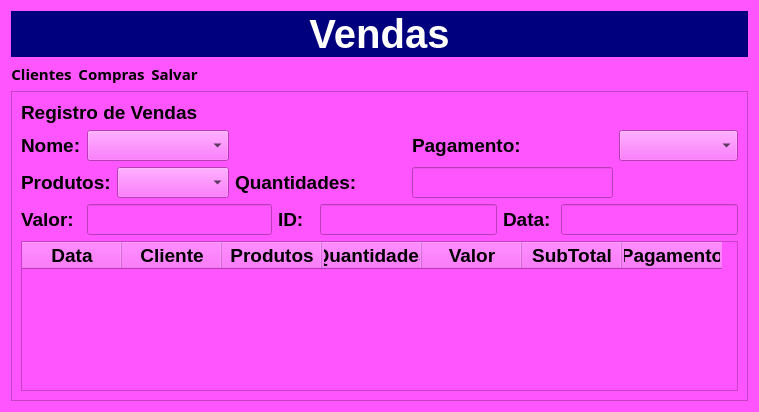
kadu13/PySide, file gui/Vendas.ui: the form before one commit.
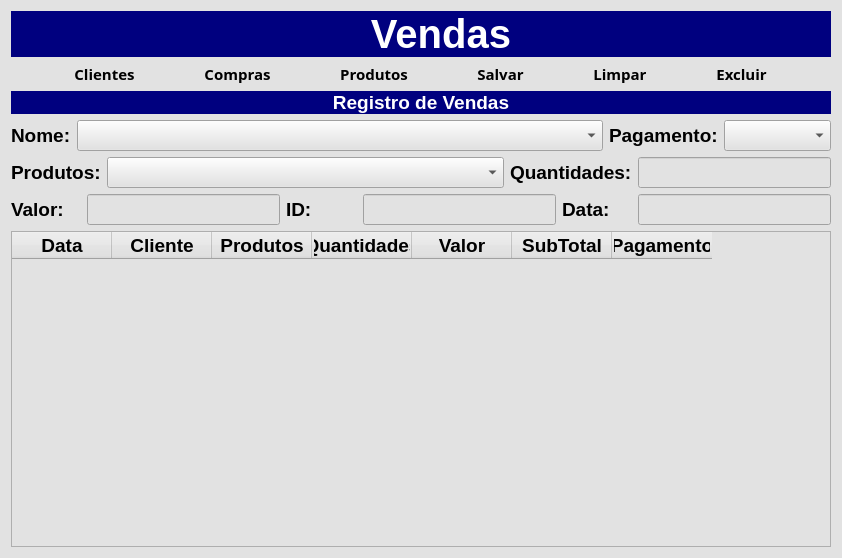
The form after the commit. Icons and pictures are not drawn.

```diff
--- a/gui/Vendas.ui
+++ b/gui/Vendas.ui
@@ -6,21 +6,79 @@
    <rect>
     <x>0</x>
     <y>0</y>
-    <width>759</width>
-    <height>412</height>
+    <width>842</width>
+    <height>558</height>
    </rect>
   </property>
   <property name="windowTitle">
    <string>Dialog</string>
   </property>
   <property name="styleSheet">
-   <string notr="true">background-color: rgb(255, 85, 255);</string>
+   <string notr="true">background-color: rgb(226, 226, 226);</string>
   </property>
+  <layout class="QGridLayout" name="gridLayout_6">
+   <item row="0" column="0">
   <layout class="QGridLayout" name="gridLayout_2">
+     <property name="horizontalSpacing">
+      <number>0</number>
+     </property>
    <item row="0" column="0">
+      <widget class="QPushButton" name="btn_Voltar">
+       <property name="sizePolicy">
+        <sizepolicy hsizetype="Fixed" vsizetype="Preferred">
+         <horstretch>0</horstretch>
+         <verstretch>0</verstretch>
+        </sizepolicy>
+       </property>
+       <property name="font">
+        <font>
+         <family>Segoe UI Black</family>
+         <pointsize>11</pointsize>
+         <weight>75</weight>
+         <bold>true</bold>
+        </font>
+       </property>
+       <property name="cursor">
+        <cursorShape>PointingHandCursor</cursorShape>
+       </property>
+       <property name="toolTip">
+        <string/>
+       </property>
+       <property name="styleSheet">
+        <string notr="true">QPushButton{
+	background-color: rgb(0, 0, 127);
+   border-radius: 0px
+}
+
+QPushButton:hover{
+  background-color:rgb(50,50,50);
+  color:rgb(200,200,200)
+}
+
+QPushButton:pressed{
+  background-color:rgb(35,35,35);
+  color:rgb(200,200,200)
+}</string>
+       </property>
+       <property name="text">
+        <string/>
+       </property>
+       <property name="icon">
+        <iconset resource="icons.qrc">
+         <normaloff>:/image/imagens/voltar1.png</normaloff>:/image/imagens/voltar1.png</iconset>
+       </property>
+       <property name="iconSize">
+        <size>
+         <width>80</width>
+         <height>45</height>
+        </size>
+       </property>
+      </widget>
+     </item>
+     <item row="0" column="1">
     <widget class="QLabel" name="label_2">
      <property name="sizePolicy">
-      <sizepolicy hsizetype="Minimum" vsizetype="Fixed">
+        <sizepolicy hsizetype="Preferred" vsizetype="Fixed">
        <horstretch>0</horstretch>
        <verstretch>0</verstretch>
       </sizepolicy>
@@ -44,9 +102,11 @@
      </property>
     </widget>
    </item>
+    </layout>
+   </item>
    <item row="1" column="0">
-    <layout class="QHBoxLayout" name="horizontalLayout">
-     <item>
+    <layout class="QGridLayout" name="gridLayout">
+     <item row="0" column="0">
       <widget class="QPushButton" name="btn_CadCliente">
        <property name="sizePolicy">
         <sizepolicy hsizetype="Fixed" vsizetype="Fixed">
@@ -95,7 +155,7 @@
        </property>
       </widget>
      </item>
-     <item>
+     <item row="0" column="1">
       <widget class="QPushButton" name="btn_Estoque">
        <property name="sizePolicy">
         <sizepolicy hsizetype="Fixed" vsizetype="Fixed">
@@ -147,7 +207,59 @@
        </property>
       </widget>
      </item>
-     <item>
+     <item row="0" column="2">
+      <widget class="QPushButton" name="btn_Estoque_2">
+       <property name="sizePolicy">
+        <sizepolicy hsizetype="Fixed" vsizetype="Fixed">
+         <horstretch>0</horstretch>
+         <verstretch>0</verstretch>
+        </sizepolicy>
+       </property>
+       <property name="font">
+        <font>
+         <family>Segoe UI Black</family>
+         <pointsize>11</pointsize>
+         <weight>75</weight>
+         <bold>true</bold>
+        </font>
+       </property>
+       <property name="cursor">
+        <cursorShape>PointingHandCursor</cursorShape>
+       </property>
+       <property name="toolTip">
+        <string/>
+       </property>
+       <property name="styleSheet">
+        <string notr="true">QPushButton{
+   border-radius: 8px
+}
+
+QPushButton:hover{
+  background-color:rgb(50,50,50);
+  color:rgb(200,200,200)
+}
+
+QPushButton:pressed{
+  background-color:rgb(35,35,35);
+  color:rgb(200,200,200)
+}</string>
+       </property>
+       <property name="text">
+        <string>Produtos</string>
+       </property>
+       <property name="icon">
+        <iconset resource="icons.qrc">
+         <normaloff>:/image/imagens/Produtos.png</normaloff>:/image/imagens/Produtos.png</iconset>
+       </property>
+       <property name="iconSize">
+        <size>
+         <width>45</width>
+         <height>45</height>
+        </size>
+       </property>
+      </widget>
+     </item>
+     <item row="0" column="3">
       <widget class="QPushButton" name="btn_Salvar">
        <property name="sizePolicy">
         <sizepolicy hsizetype="Fixed" vsizetype="Fixed">
@@ -199,32 +311,120 @@
        </property>
       </widget>
      </item>
-     <item>
-      <spacer name="horizontalSpacer">
-       <property name="orientation">
-        <enum>Qt::Horizontal</enum>
+     <item row="0" column="4">
+      <widget class="QPushButton" name="btn_Limpar">
+       <property name="sizePolicy">
+        <sizepolicy hsizetype="Fixed" vsizetype="Fixed">
+         <horstretch>0</horstretch>
+         <verstretch>0</verstretch>
+        </sizepolicy>
        </property>
-       <property name="sizeHint" stdset="0">
+       <property name="font">
+        <font>
+         <family>Segoe UI Black</family>
+         <pointsize>11</pointsize>
+         <weight>75</weight>
+         <bold>true</bold>
+        </font>
+       </property>
+       <property name="cursor">
+        <cursorShape>PointingHandCursor</cursorShape>
+       </property>
+       <property name="toolTip">
+        <string/>
+       </property>
+       <property name="styleSheet">
+        <string notr="true">QPushButton{;
+   border-radius: 8px
+}
+
+QPushButton:hover{
+  background-color:rgb(50,50,50);
+  color:rgb(200,200,200)
+}
+
+QPushButton:pressed{
+  background-color:rgb(35,35,35);
+  color:rgb(200,200,200)
+}</string>
+       </property>
+       <property name="text">
+        <string>Limpar</string>
+       </property>
+       <property name="icon">
+        <iconset resource="icons.qrc">
+         <normaloff>:/image/imagens/limpar-limpo (1).png</normaloff>:/image/imagens/limpar-limpo (1).png</iconset>
+       </property>
+       <property name="iconSize">
         <size>
-         <width>40</width>
-         <height>20</height>
+         <width>45</width>
+         <height>45</height>
         </size>
        </property>
-      </spacer>
+      </widget>
+     </item>
+     <item row="0" column="5">
+      <widget class="QPushButton" name="btn_Excluir">
+       <property name="sizePolicy">
+        <sizepolicy hsizetype="Fixed" vsizetype="Fixed">
+         <horstretch>0</horstretch>
+         <verstretch>0</verstretch>
+        </sizepolicy>
+       </property>
+       <property name="font">
+        <font>
+         <family>Segoe UI Black</family>
+         <pointsize>11</pointsize>
+         <weight>75</weight>
+         <bold>true</bold>
+        </font>
+       </property>
+       <property name="cursor">
+        <cursorShape>PointingHandCursor</cursorShape>
+       </property>
+       <property name="toolTip">
+        <string/>
+       </property>
+       <property name="styleSheet">
+        <string notr="true">QPushButton{;
+   border-radius: 8px
+}
+
+QPushButton:hover{
+  background-color:rgb(50,50,50);
+  color:rgb(200,200,200)
+}
+
+QPushButton:pressed{
+  background-color:rgb(35,35,35);
+  color:rgb(200,200,200)
+}</string>
+       </property>
+       <property name="text">
+        <string>Excluir</string>
+       </property>
+       <property name="icon">
+        <iconset resource="icons.qrc">
+         <normaloff>:/image/imagens/excluir-arquivo.png</normaloff>:/image/imagens/excluir-arquivo.png</iconset>
+       </property>
+       <property name="iconSize">
+        <size>
+         <width>45</width>
+         <height>45</height>
+        </size>
+       </property>
+      </widget>
      </item>
     </layout>
    </item>
    <item row="2" column="0">
-    <widget class="QFrame" name="RegistrodeVendas">
-     <property name="frameShape">
-      <enum>QFrame::StyledPanel</enum>
-     </property>
-     <property name="frameShadow">
-      <enum>QFrame::Sunken</enum>
-     </property>
-     <layout class="QGridLayout" name="gridLayout">
-      <item row="0" column="0" colspan="3">
        <widget class="QLabel" name="label">
+     <property name="sizePolicy">
+      <sizepolicy hsizetype="Preferred" vsizetype="Fixed">
+       <horstretch>0</horstretch>
+       <verstretch>0</verstretch>
+      </sizepolicy>
+     </property>
         <property name="font">
          <font>
           <pointsize>14</pointsize>
@@ -232,15 +432,24 @@
           <bold>true</bold>
          </font>
         </property>
+     <property name="styleSheet">
+      <string notr="true">background-color: rgb(0, 0, 127);
+color: rgb(255, 255, 255);</string>
+     </property>
         <property name="frameShape">
          <enum>QFrame::NoFrame</enum>
         </property>
         <property name="text">
          <string>Registro de Vendas</string>
         </property>
-       </widget>
-      </item>
-      <item row="1" column="0">
+     <property name="alignment">
+      <set>Qt::AlignCenter</set>
+     </property>
+    </widget>
+   </item>
+   <item row="3" column="0">
+    <layout class="QGridLayout" name="gridLayout_3">
+     <item row="0" column="0">
        <widget class="QLabel" name="label_3">
         <property name="font">
          <font>
@@ -254,7 +463,7 @@
         </property>
        </widget>
       </item>
-      <item row="1" column="1" colspan="2">
+     <item row="0" column="1">
        <widget class="QComboBox" name="Cbb_nome">
         <property name="sizePolicy">
          <sizepolicy hsizetype="Expanding" vsizetype="Fixed">
@@ -277,7 +486,7 @@
         </property>
        </widget>
       </item>
-      <item row="1" column="6" colspan="2">
+     <item row="0" column="2">
        <widget class="QLabel" name="label_4">
         <property name="sizePolicy">
          <sizepolicy hsizetype="Minimum" vsizetype="Preferred">
@@ -297,10 +506,10 @@
         </property>
        </widget>
       </item>
-      <item row="1" column="9">
+     <item row="0" column="3">
        <widget class="QComboBox" name="Cbb_Pag">
         <property name="sizePolicy">
-         <sizepolicy hsizetype="Expanding" vsizetype="Fixed">
+        <sizepolicy hsizetype="Fixed" vsizetype="Fixed">
           <horstretch>0</horstretch>
           <verstretch>0</verstretch>
          </sizepolicy>
@@ -320,7 +529,11 @@
         </property>
        </widget>
       </item>
-      <item row="2" column="0" colspan="2">
+    </layout>
+   </item>
+   <item row="4" column="0">
+    <layout class="QGridLayout" name="gridLayout_4">
+     <item row="0" column="0">
        <widget class="QLabel" name="label_5">
         <property name="font">
          <font>
@@ -334,7 +547,7 @@
         </property>
        </widget>
       </item>
-      <item row="2" column="2">
+     <item row="0" column="1">
        <widget class="QComboBox" name="Cbb_Produto">
         <property name="sizePolicy">
          <sizepolicy hsizetype="Expanding" vsizetype="Fixed">
@@ -357,7 +570,7 @@
         </property>
        </widget>
       </item>
-      <item row="2" column="3" colspan="3">
+     <item row="0" column="2">
        <widget class="QLabel" name="label_6">
         <property name="font">
          <font>
@@ -371,8 +584,14 @@
         </property>
        </widget>
       </item>
-      <item row="2" column="6" colspan="3">
+     <item row="0" column="3">
        <widget class="QLineEdit" name="L_Quat">
+       <property name="sizePolicy">
+        <sizepolicy hsizetype="Fixed" vsizetype="Fixed">
+         <horstretch>0</horstretch>
+         <verstretch>0</verstretch>
+        </sizepolicy>
+       </property>
         <property name="font">
          <font>
           <pointsize>14</pointsize>
@@ -385,7 +604,11 @@
         </property>
        </widget>
       </item>
-      <item row="3" column="0">
+    </layout>
+   </item>
+   <item row="5" column="0">
+    <layout class="QGridLayout" name="gridLayout_5">
+     <item row="0" column="0">
        <widget class="QLabel" name="label_7">
         <property name="font">
          <font>
@@ -399,8 +622,14 @@
         </property>
        </widget>
       </item>
-      <item row="3" column="1" colspan="3">
+     <item row="0" column="1">
        <widget class="QLineEdit" name="L_Valor">
+       <property name="sizePolicy">
+        <sizepolicy hsizetype="Fixed" vsizetype="Fixed">
+         <horstretch>0</horstretch>
+         <verstretch>0</verstretch>
+        </sizepolicy>
+       </property>
         <property name="font">
          <font>
           <pointsize>14</pointsize>
@@ -413,7 +642,7 @@
         </property>
        </widget>
       </item>
-      <item row="3" column="4">
+     <item row="0" column="2">
        <widget class="QLabel" name="label_8">
         <property name="font">
          <font>
@@ -427,8 +656,14 @@
         </property>
        </widget>
       </item>
-      <item row="3" column="5" colspan="2">
+     <item row="0" column="3">
        <widget class="QLineEdit" name="L_Id">
+       <property name="sizePolicy">
+        <sizepolicy hsizetype="Fixed" vsizetype="Fixed">
+         <horstretch>0</horstretch>
+         <verstretch>0</verstretch>
+        </sizepolicy>
+       </property>
         <property name="font">
          <font>
           <pointsize>14</pointsize>
@@ -441,7 +676,7 @@
         </property>
        </widget>
       </item>
-      <item row="3" column="7">
+     <item row="0" column="4">
        <widget class="QLabel" name="label_9">
         <property name="font">
          <font>
@@ -455,8 +690,14 @@
         </property>
        </widget>
       </item>
-      <item row="3" column="8" colspan="2">
+     <item row="0" column="5">
        <widget class="QLineEdit" name="L_Data">
+       <property name="sizePolicy">
+        <sizepolicy hsizetype="Fixed" vsizetype="Fixed">
+         <horstretch>0</horstretch>
+         <verstretch>0</verstretch>
+        </sizepolicy>
+       </property>
         <property name="font">
          <font>
           <pointsize>14</pointsize>
@@ -469,7 +710,9 @@
         </property>
        </widget>
       </item>
-      <item row="4" column="0" colspan="10">
+    </layout>
+   </item>
+   <item row="6" column="0">
        <widget class="QTableWidget" name="Tab_Caixa_Vendas">
         <property name="sizePolicy">
          <sizepolicy hsizetype="Expanding" vsizetype="Expanding">
@@ -568,9 +811,6 @@
           </font>
          </property>
         </column>
-       </widget>
-      </item>
-     </layout>
     </widget>
    </item>
   </layout>
```
Left out of the diff: 4 changed lines with no effect on the pictures. Lines whose indentation alone changed are shown as unchanged.
